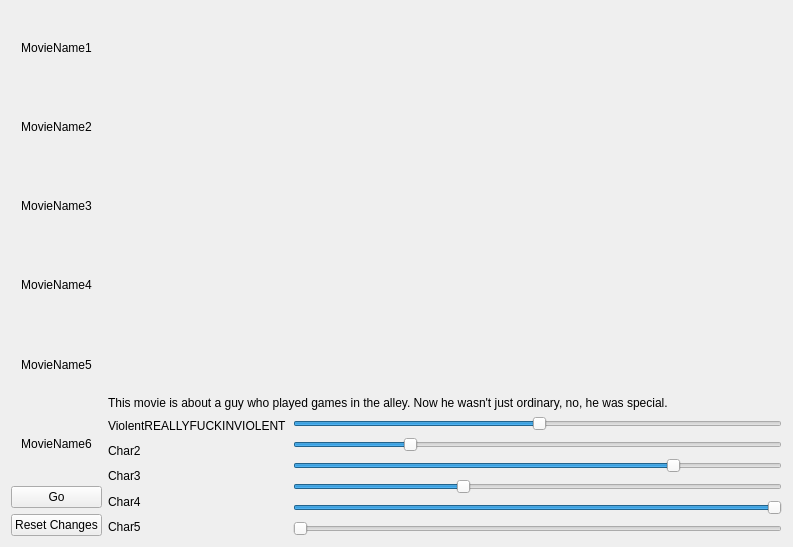
This is gui/layoutGUI.ui in Rauf-Kurbanov/movie_searcher as Qt 5 draws it before an edit. The edited form follows.
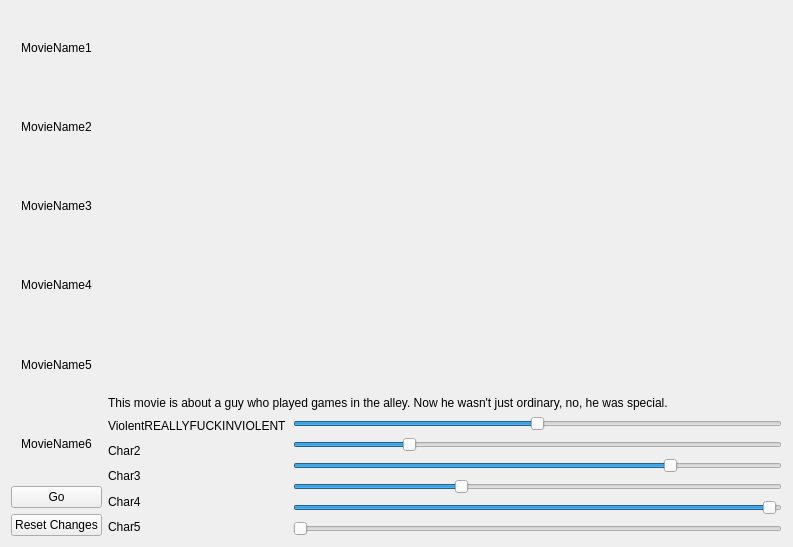
This is the edited form.

Commit message: Fixed metric error

```diff
--- a/gui/layoutGUI.ui
+++ b/gui/layoutGUI.ui
@@ -115,6 +115,9 @@
              <verstretch>0</verstretch>
             </sizepolicy>
            </property>
+           <property name="maximum">
+            <number>100</number>
+           </property>
            <property name="value">
             <number>50</number>
            </property>
@@ -131,6 +134,9 @@
              <verstretch>0</verstretch>
             </sizepolicy>
            </property>
+           <property name="maximum">
+            <number>100</number>
+           </property>
            <property name="value">
             <number>23</number>
            </property>
@@ -147,6 +153,9 @@
              <verstretch>0</verstretch>
             </sizepolicy>
            </property>
+           <property name="maximum">
+            <number>100</number>
+           </property>
            <property name="value">
             <number>78</number>
            </property>
@@ -163,6 +172,9 @@
              <verstretch>0</verstretch>
             </sizepolicy>
            </property>
+           <property name="maximum">
+            <number>100</number>
+           </property>
            <property name="value">
             <number>34</number>
            </property>
@@ -179,6 +191,9 @@
              <verstretch>0</verstretch>
             </sizepolicy>
            </property>
+           <property name="maximum">
+            <number>100</number>
+           </property>
            <property name="value">
             <number>99</number>
            </property>
```
Left out of the diff: 3 changed lines with no effect on the pictures. The commit also changes 2 other files.
